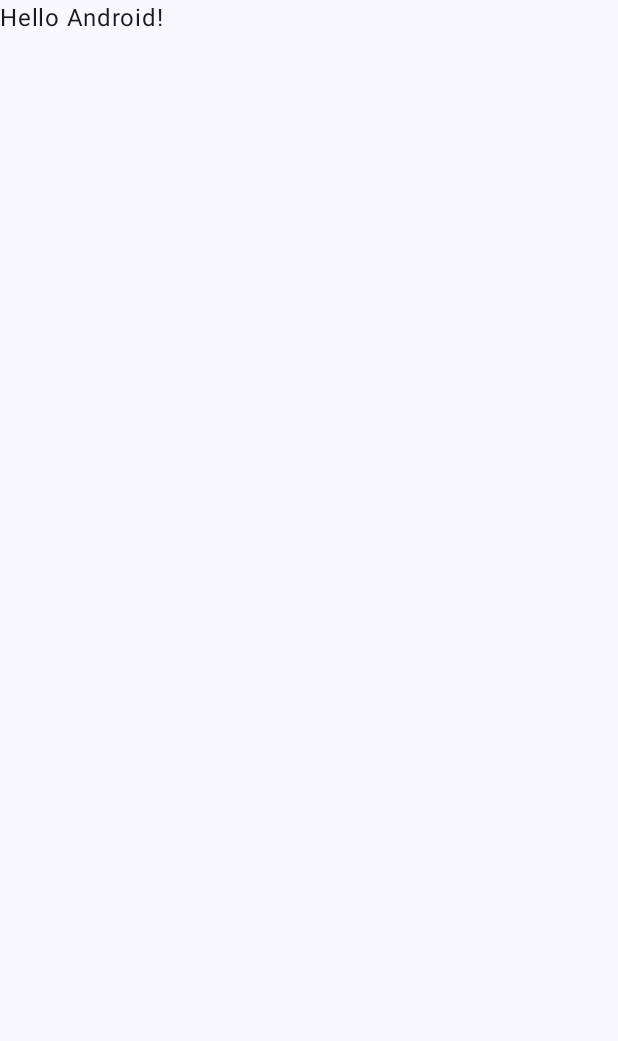
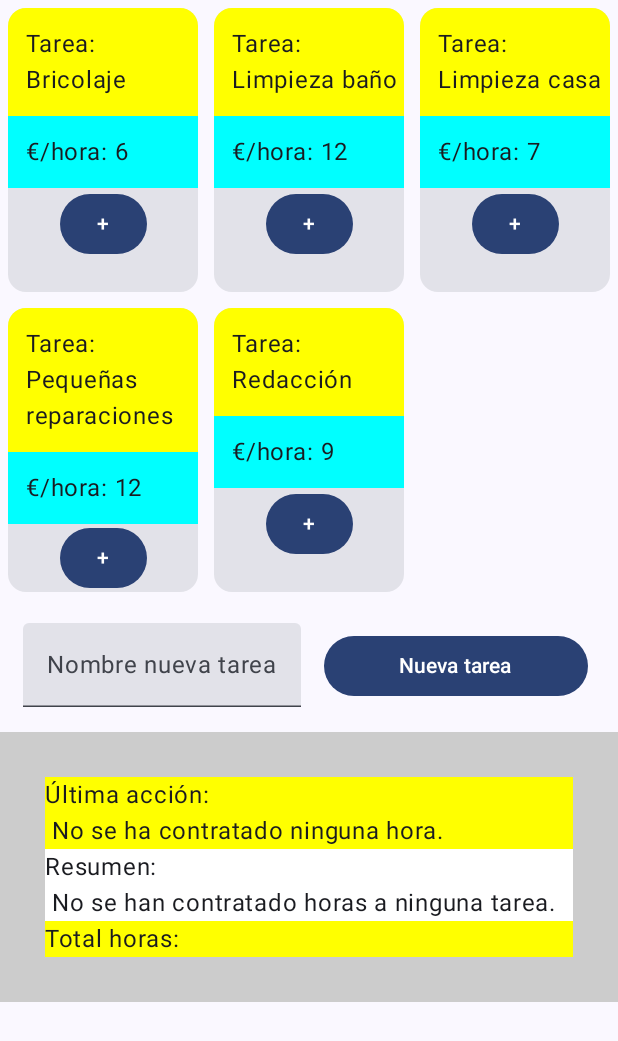
Before and after one commit to Rivero88/ExamenRecu_EsterRivero, an Android app built with Jetpack Compose: the screen it shows after launch (MainActivity), on a phone screen of 412 x 824 dp. Before the commit the part shown is almost empty. Shown: the top 1041 px of the screen. Run offline under Robolectric (Android 15) with nearby library versions, the phone set to English and light mode, and no system bars.

Commit message:
Actualización-1 30/04/2024

```diff
--- a/app/build.gradle.kts
+++ b/app/build.gradle.kts
@@ -66,4 +66,5 @@ dependencies {
     androidTestImplementation("androidx.compose.ui:ui-test-junit4")
     debugImplementation("androidx.compose.ui:ui-tooling")
     debugImplementation("androidx.compose.ui:ui-test-manifest")
+    implementation("androidx.lifecycle:lifecycle-viewmodel-compose:2.7.0")
 }
--- a/app/src/main/java/com/example/examenrecu_esterrivero/MainActivity.kt
+++ b/app/src/main/java/com/example/examenrecu_esterrivero/MainActivity.kt
@@ -1,15 +1,43 @@
 package com.example.examenrecu_esterrivero
 
+import android.graphics.Paint.Align
 import android.os.Bundle
 import androidx.activity.ComponentActivity
 import androidx.activity.compose.setContent
+import androidx.compose.foundation.background
+import androidx.compose.foundation.layout.Arrangement
+import androidx.compose.foundation.layout.Column
+import androidx.compose.foundation.layout.Row
 import androidx.compose.foundation.layout.fillMaxSize
+import androidx.compose.foundation.layout.fillMaxWidth
+import androidx.compose.foundation.layout.height
+import androidx.compose.foundation.layout.padding
+import androidx.compose.foundation.lazy.grid.GridCells
+import androidx.compose.foundation.lazy.grid.LazyVerticalGrid
+import androidx.compose.foundation.lazy.grid.items
+import androidx.compose.foundation.text.KeyboardOptions
+import androidx.compose.material3.Button
+import androidx.compose.material3.Card
+import androidx.compose.material3.ExperimentalMaterial3Api
 import androidx.compose.material3.MaterialTheme
 import androidx.compose.material3.Surface
 import androidx.compose.material3.Text
+import androidx.compose.material3.TextField
 import androidx.compose.runtime.Composable
+import androidx.compose.runtime.collectAsState
+import androidx.compose.runtime.getValue
+import androidx.compose.ui.Alignment
 import androidx.compose.ui.Modifier
+import androidx.compose.ui.graphics.Color
+import androidx.compose.ui.text.input.ImeAction
+import androidx.compose.ui.text.input.KeyboardType
 import androidx.compose.ui.tooling.preview.Preview
+import androidx.compose.ui.unit.dp
+import androidx.lifecycle.viewmodel.compose.viewModel
+import com.example.examenrecu_esterrivero.data.DataSource
+import com.example.examenrecu_esterrivero.data.Tarea
+import com.example.examenrecu_esterrivero.data.TareasUiState
+import com.example.examenrecu_esterrivero.data.TareasViewModel
 import com.example.examenrecu_esterrivero.ui.theme.ExamenRecu_EsterRiveroTheme
 
 class MainActivity : ComponentActivity() {
@@ -22,7 +50,7 @@ class MainActivity : ComponentActivity() {
                     modifier = Modifier.fillMaxSize(),
                     color = MaterialTheme.colorScheme.background
                 ) {
-                    Greeting("Android")
+                    PantallaPrincipal(tareas = DataSource.tareas, viewModelTareas = viewModel())
                 }
             }
         }
@@ -30,17 +58,90 @@ class MainActivity : ComponentActivity() {
 }
 
 @Composable
-fun Greeting(name: String, modifier: Modifier = Modifier) {
-    Text(
-        text = "Hello $name!",
-        modifier = modifier
-    )
+fun PantallaPrincipal(tareas: ArrayList<Tarea>, viewModelTareas: TareasViewModel) {
+
+    val uiState by viewModelTareas.uiState.collectAsState()
+
+    Column {
+        PantallaPrincipalTareas(tareas =tareas , viewModelTareas = viewModelTareas)
+        PantallaTextEditorYBoton(viewModelTareas = viewModelTareas)
+        PantallaTextosInferiores(uiState = uiState)
+    }
+
 }
 
-@Preview(showBackground = true)
 @Composable
-fun GreetingPreview() {
-    ExamenRecu_EsterRiveroTheme {
-        Greeting("Android")
+fun PantallaPrincipalTareas(modifier : Modifier = Modifier, tareas: ArrayList<Tarea>, viewModelTareas: TareasViewModel){
+
+    Column (modifier) {
+        LazyVerticalGrid(columns = GridCells.Fixed(3),
+            verticalArrangement = Arrangement.Center,
+            horizontalArrangement = Arrangement.Center,
+            modifier = modifier.height(400.dp)){
+            items(tareas){tarea->
+                Card(
+                    modifier
+                        .height(200.dp)
+                        .padding(5.dp)) {
+                    Text(text = "Tarea: ${tarea.nombre}",
+                        modifier
+                            .fillMaxWidth()
+                            .background(Color.Yellow)
+                            .padding(start = 12.dp, top = 12.dp, bottom = 12.dp))
+                    Text(text = "€/hora: ${tarea.precio}",
+                        modifier
+                            .fillMaxWidth()
+                            .background(Color.Cyan)
+                            .padding(start = 12.dp, top = 12.dp, bottom = 12.dp))
+                    Button(onClick = { /*TODO*/ },
+                        modifier.align(Alignment.CenterHorizontally)) {
+                        Text(text = "+")
+                    }
+                }
+            }
+        }
     }
 }
+
+@OptIn(ExperimentalMaterial3Api::class)
+@Composable
+fun PantallaTextEditorYBoton(viewModelTareas: TareasViewModel){
+    Row (modifier = Modifier.padding(10.dp)) {
+        TextField(value = viewModelTareas.nombreTarea,
+            onValueChange = { viewModelTareas.TareaNueva(it) },
+            label = { Text(text = "Nombre nueva tarea")},
+            keyboardOptions = KeyboardOptions(
+                keyboardType = KeyboardType.Text,
+                imeAction = ImeAction.Next),
+            modifier = Modifier
+                .weight(1f)
+                .padding(5.dp)
+        )
+        Button(onClick = { /*TODO*/ },
+            modifier = Modifier
+                .weight(1f)
+                .padding(10.dp)) {
+            Text(text = "Nueva tarea")
+        }
+    }
+}
+
+@Composable
+fun PantallaTextosInferiores (uiState: TareasUiState){
+    Column (modifier = Modifier
+        .background(Color.LightGray)
+        .padding(30.dp)) {
+        Text(text = "Última acción:\n ${uiState.textoUltAccion}",
+            Modifier
+                .fillMaxWidth()
+                .background(Color.Yellow))
+        Text(text = "Resumen:\n ${uiState.textoResumen}",
+            Modifier
+                .fillMaxWidth()
+                .background(Color.White))
+        Text(text = "Total horas: ${uiState.textoTotalHoras}",
+            Modifier
+                .fillMaxWidth()
+                .background(Color.Yellow))
+    }
+}
--- /dev/null
+++ b/app/src/main/java/com/example/examenrecu_esterrivero/data/Tarea.kt
@@ -0,0 +1,3 @@
+package com.example.examenrecu_esterrivero.data
+
+data class Tarea(val nombre:String, val precio:Int, var recuentoHoras: Int)
--- /dev/null
+++ b/app/src/main/java/com/example/examenrecu_esterrivero/data/TareasGeneradas.kt
@@ -0,0 +1,11 @@
+package com.example.examenrecu_esterrivero.data
+
+object DataSource{
+val tareas = arrayListOf<Tarea>(
+    Tarea("Bricolaje", 6,0),
+    Tarea("Limpieza baño", 12,0),
+	Tarea("Limpieza casa", 7,0),
+    Tarea("Pequeñas reparaciones", 12,0),
+    Tarea("Redacción", 9,0),
+    )
+}
--- /dev/null
+++ b/app/src/main/java/com/example/examenrecu_esterrivero/data/TareasUiState.kt
@@ -0,0 +1,8 @@
+package com.example.examenrecu_esterrivero.data
+
+data class TareasUiState(
+    var textoUltAccion: String = "No se ha contratado ninguna hora.",
+    var textoResumen: String = "No se han contratado horas a ninguna tarea.",
+    var textoTotalHoras: String = "",
+    var nuevasTareas: ArrayList<Tarea> = ArrayList()
+)
--- /dev/null
+++ b/app/src/main/java/com/example/examenrecu_esterrivero/data/TareasViewModel.kt
@@ -0,0 +1,22 @@
+package com.example.examenrecu_esterrivero.data
+
+import androidx.compose.runtime.getValue
+import androidx.compose.runtime.mutableStateOf
+import androidx.compose.runtime.setValue
+import androidx.lifecycle.ViewModel
+import kotlinx.coroutines.flow.MutableStateFlow
+import kotlinx.coroutines.flow.StateFlow
+import kotlinx.coroutines.flow.asStateFlow
+
+class TareasViewModel: ViewModel() {
+
+    private val _uiState = MutableStateFlow(TareasUiState())
+    val uiState: StateFlow<TareasUiState> = _uiState.asStateFlow()
+
+    var nombreTarea by mutableStateOf("")
+
+    fun TareaNueva (nuevoNombreTarea: String){
+        nombreTarea = nuevoNombreTarea
+    }
+
+}
```
